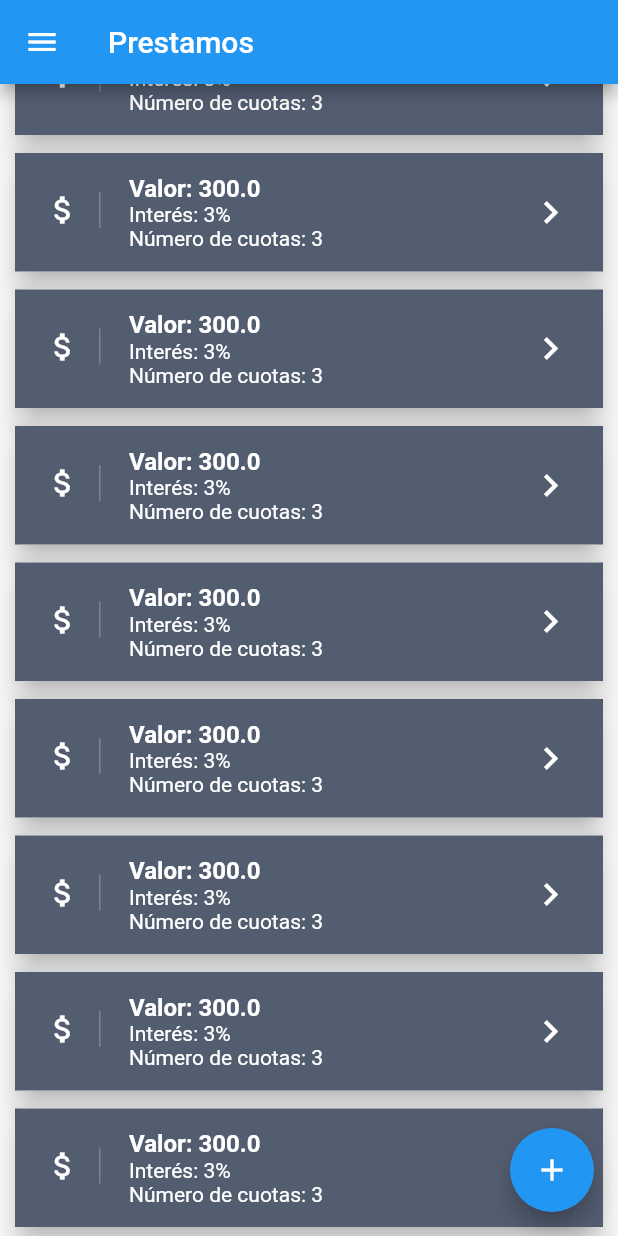
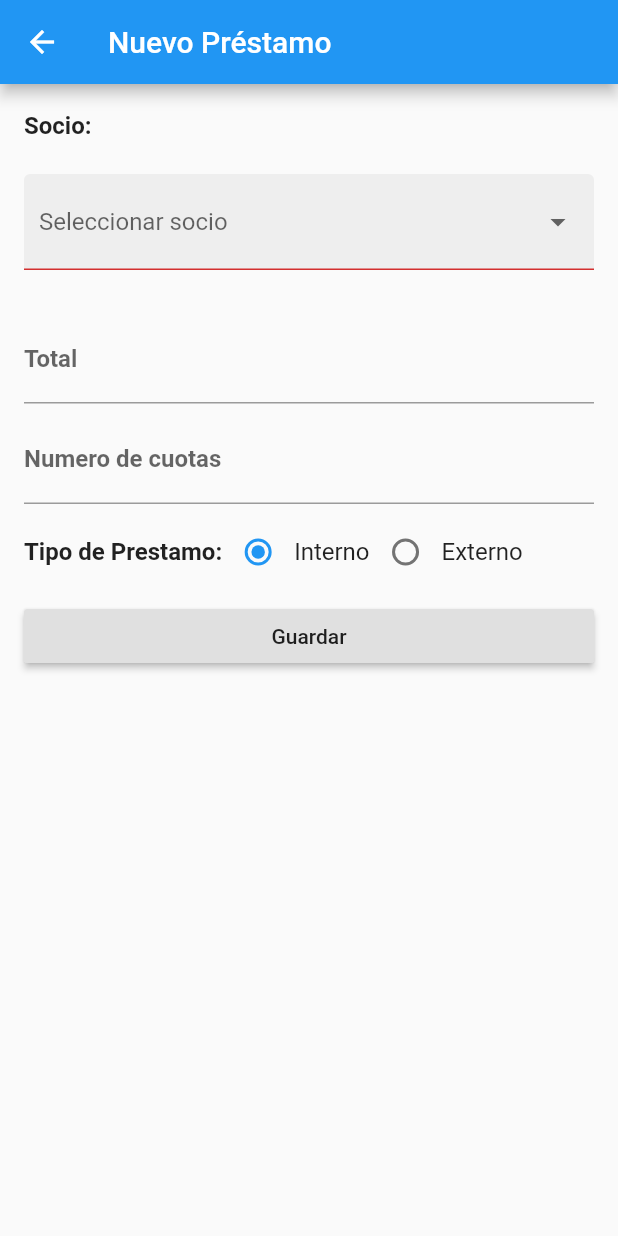
Before and after one commit to lxmw001/savings_app, a Flutter app: the LoanPage screen opened directly, scrolled down 142 dp, after a tap on the "add" icon, on a phone screen of 412 x 824 dp. Run offline on Flutter 3.47's test engine with Material 2 defaults, Android fonts, the phone set to English and light mode, and no system bars; our stand-ins replace flutter_screenutil.

Commit message:
Add new partner, loan

```diff
--- /dev/null
+++ b/lib/pages/AddLoanPage.dart
@@ -0,0 +1,138 @@
+import 'package:flutter/material.dart';
+import 'package:flutter/services.dart';
+
+class AddLoanPage extends StatefulWidget {
+  @override
+  _AddLoanPageState createState() => _AddLoanPageState();
+}
+
+class _AddLoanPageState extends State<AddLoanPage> {
+  String partner; // TODO: change it for Partner
+  String total = "";
+  int paymentsNumber = 3;
+  String type = "INTERNAL"; //TODO: user constants
+
+  final key = GlobalKey<FormState>();
+  final partners = ['Luis', 'Andrea', 'Samara'];
+
+  @override
+  Widget build(BuildContext context) {
+    return Scaffold(
+      appBar: AppBar(
+        title: Text('Nuevo Préstamo'),
+      ),
+      body: SingleChildScrollView(
+        child: Form(
+            key: key,
+            child: Column(
+              children: <Widget>[
+                ListTile(
+                  title: Text(
+                    "Socio:",
+                    style: new TextStyle(
+                        fontSize: 16.0, fontWeight: FontWeight.bold),
+                  ),
+                ),
+                ListTile(
+                  title: DropdownButtonFormField(
+                    items: partners.map((String partnerItem) {
+                      return new DropdownMenuItem(
+                          value: partnerItem,
+                          child: Row(
+                            children: <Widget>[
+                              Icon(Icons.star),
+                              Text(partnerItem),
+                            ],
+                          ));
+                    }).toList(),
+                    onChanged: (newPartner) {
+                      // do other stuff with _category
+                      setState(() => partner = newPartner);
+                    },
+                    value: partner,
+                    decoration: InputDecoration(
+                        contentPadding: EdgeInsets.fromLTRB(10, 20, 10, 20),
+                        filled: true,
+                        fillColor: Colors.grey[200],
+                        hintText: 'Seleccionar socio',
+                        errorText: ''),
+                  ),
+                ),
+                ListTile(
+                  title: TextFormField(
+                    onSaved: (value) => total = value,
+                    decoration: InputDecoration(
+                      labelText: 'Total',
+                      labelStyle: TextStyle(fontWeight: FontWeight.bold),
+                    ),
+                    keyboardType: TextInputType.number,
+                    inputFormatters: <TextInputFormatter>[
+                      WhitelistingTextInputFormatter.digitsOnly
+                    ], // Only number
+                  ),
+                ),
+                ListTile(
+                  title: TextFormField(
+                    onSaved: (value) => paymentsNumber = int.tryParse(value),
+                    decoration: InputDecoration(
+                      labelText: 'Numero de cuotas',
+                      labelStyle: TextStyle(fontWeight: FontWeight.bold),
+                    ),
+                    keyboardType: TextInputType.number,
+                    inputFormatters: <TextInputFormatter>[
+                      WhitelistingTextInputFormatter.digitsOnly
+                    ], // Onl
+                  ),
+                ),
+                ListTile(
+                  title: Row(
+                    children: <Widget>[
+                      new Text(
+                        'Tipo de Prestamo:',
+                        style: new TextStyle(
+                            fontSize: 16.0, fontWeight: FontWeight.bold),
+                      ),
+                      Row(
+                        mainAxisAlignment: MainAxisAlignment.center,
+                        children: <Widget>[
+                          new Radio(
+                            value: 'INTERNAL',
+                            groupValue: type,
+                            onChanged: (value) { setState(() => type = value);},
+                          ),
+                          new Text(
+                            'Interno',
+                            style: new TextStyle(fontSize: 16.0),
+                          ),
+                          new Radio(
+                            value: 'EXTERNAL',
+                            groupValue: type,
+                            onChanged: (value) { setState(() => type = value);},
+                          ),
+                          new Text(
+                            'Externo',
+                            style: new TextStyle(
+                              fontSize: 16.0,
+                            ),
+                          ),
+                        ],
+                      ),
+                    ],
+                  ),
+                ),
+                ListTile(
+                  title: RaisedButton(
+                    child: Text("Guardar"),
+                    onPressed: () {
+                      this.key.currentState.save();
+                      //Partner partner = new Partner(name, phoneNumber, email);
+                      Navigator.pop(context);
+                    },
+                  ),
+                )
+              ],
+            )),
+      ),
+    );
+  }
+}
--- a/lib/pages/LoanPage.dart
+++ b/lib/pages/LoanPage.dart
@@ -28,7 +28,7 @@ class _LoanPageState extends State<LoanPage> {
         },
       ),
       floatingActionButton: FloatingActionButton(
-        onPressed: () => {},
+        onPressed: () =>  Navigator.pushNamed(context, 'addLoan'),
         tooltip: 'Nuevo Prestamo',
         child: Icon(Icons.add),
       ),
--- a/lib/pages/PartnerPage.dart
+++ b/lib/pages/PartnerPage.dart
@@ -29,7 +29,7 @@ class _PartnerPageState extends State<PartnerPage> {
         },
       ),
       floatingActionButton: FloatingActionButton(
-        onPressed: () => {},
+        onPressed: () => Navigator.pushNamed(context, 'addPartner'),
         tooltip: 'Nuevo Socio',
         child: Icon(Icons.add),
       ),
--- a/lib/widgets/SideMenu.dart
+++ b/lib/widgets/SideMenu.dart
@@ -1,9 +1,5 @@
 import 'package:flutter/material.dart';
 import 'package:provider/provider.dart';
-import '../pages/PartnerPage.dart';
-import '../pages/HomePage.dart';
-import '../pages/LoanPage.dart';
-import '../pages/SettingsPage.dart';
 import '../states/LoginState.dart';
 import './MenuItem.dart';
 
@@ -31,7 +27,6 @@ class SideMenu extends StatelessWidget {
               text: 'Socios',
               icon: Icons.people,
               onTap: () {
-//                Navigator.pop(context);
                 Navigator.pushNamedAndRemoveUntil(context, 'partners', (route) => false);
               }),
           MenuItem(
@@ -55,7 +50,6 @@ class SideMenu extends StatelessWidget {
                     text: 'Ajustes',
                     icon: Icons.settings,
                     onTap: () {
-                      Navigator.pop(context);
                       Navigator.pushNamed(context, 'settings');
                     })),
           ),
```
Also changed, not shown: lib/main.dart (+10 -6 lines), lib/pages/AddPartnerPage.dart (added, +68 -0 lines).
